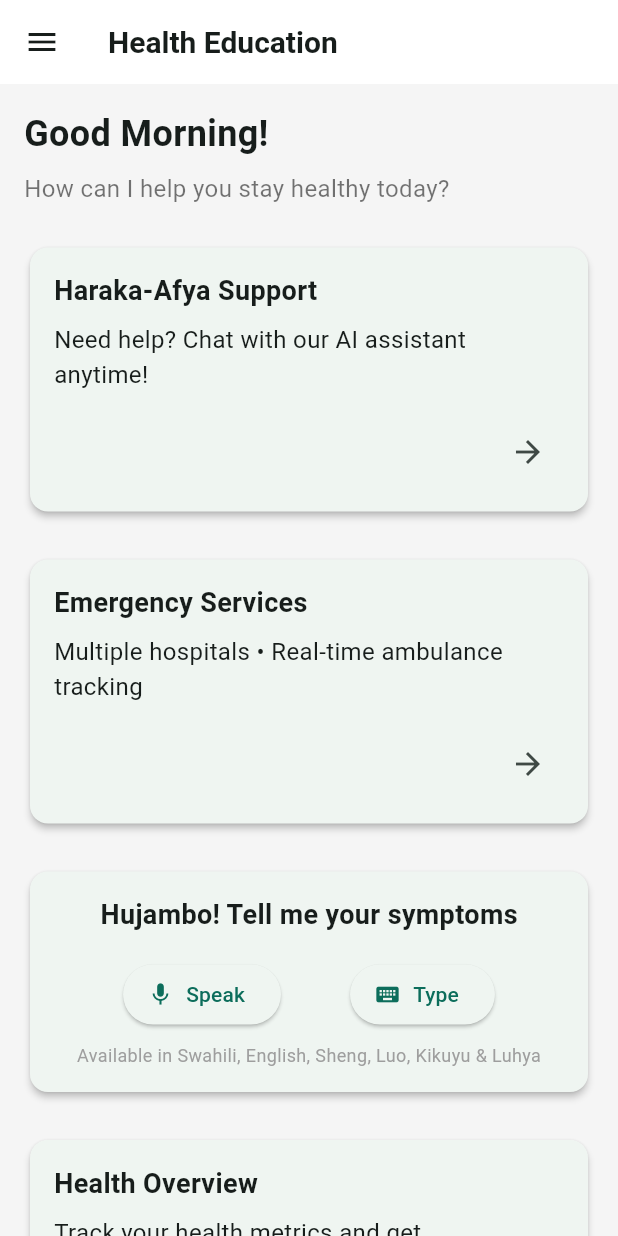
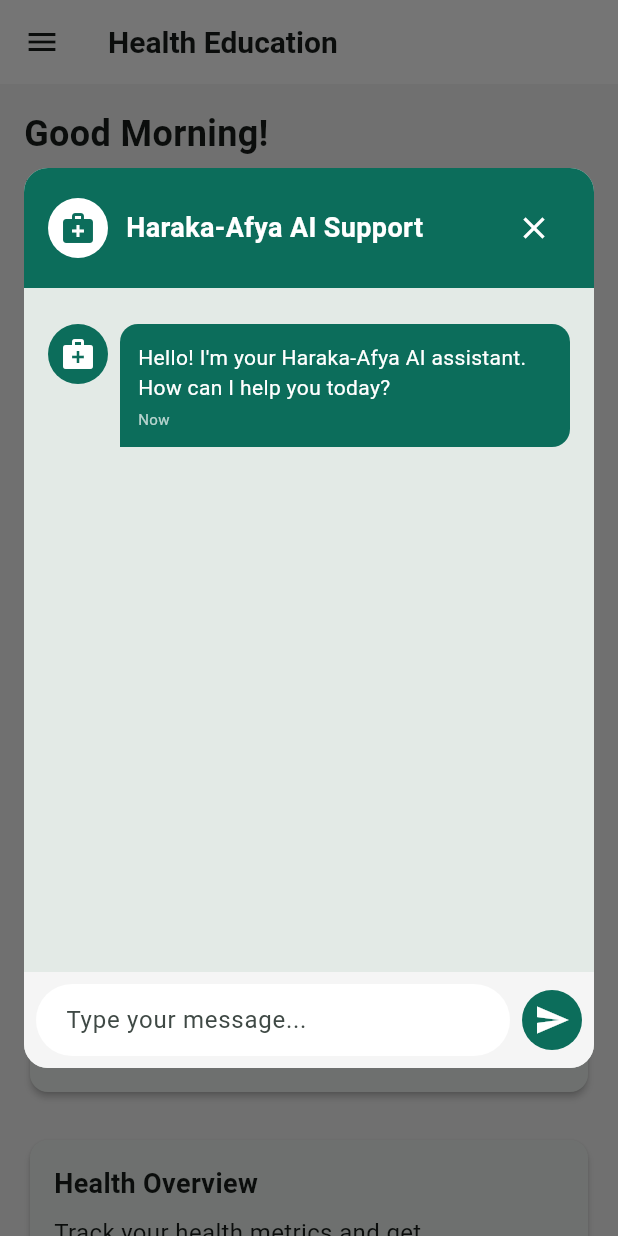
Before and after one commit to JuniorCarti/Haraka-Afya_AI, a Flutter app: the HomeContent widget shown alone on an empty page, opened directly, after a tap on the "arrow forward" icon, on a phone screen of 412 x 824 dp. Run offline on Flutter 3.47's test engine with Material 3 defaults, Android fonts, the light colour scheme and no system bars; our stand-ins replace firebase_auth, firebase_core, flutter_svg, google_sign_in, shared_preferences, smooth_page_indicator; accounts and stored records are empty.

Commit message:
Add popup WhatsApp-style chat assistant triggered from AI support card on home screen

```diff
--- /dev/null
+++ b/lib/features/chat/ai_assistant_popup.dart
@@ -0,0 +1,246 @@
+// features/chat/ai_assistant_popup.dart
+import 'package:flutter/material.dart';
+
+class AIAssistantPopup extends StatefulWidget {
+  const AIAssistantPopup({super.key});
+
+  @override
+  State<AIAssistantPopup> createState() => _AIAssistantPopupState();
+}
+
+class _AIAssistantPopupState extends State<AIAssistantPopup> {
+  final TextEditingController _messageController = TextEditingController();
+  final List<ChatMessage> _messages = [
+    ChatMessage(
+      text: "Hello! I'm your Haraka-Afya AI assistant. How can I help you today?",
+      isUser: false,
+      time: "Now",
+    ),
+  ];
+
+  @override
+  void dispose() {
+    _messageController.dispose();
+    super.dispose();
+  }
+
+  @override
+  Widget build(BuildContext context) {
+    return Dialog(
+      insetPadding: const EdgeInsets.all(16),
+      shape: RoundedRectangleBorder(
+        borderRadius: BorderRadius.circular(16),
+      ),
+      child: Container(
+        constraints: const BoxConstraints(
+          maxHeight: 600,
+          maxWidth: 400,
+        ),
+        child: Column(
+          children: [
+            // Header
+            Container(
+              padding: const EdgeInsets.all(16),
+              decoration: BoxDecoration(
+                color: const Color(0xFF0C6D5B),
+                borderRadius: const BorderRadius.only(
+                  topLeft: Radius.circular(16),
+                  topRight: Radius.circular(16),
+                ),
+              ),
+              child: Row(
+                children: [
+                  const CircleAvatar(
+                    backgroundColor: Colors.white,
+                    child: Icon(Icons.medical_services, color: Color(0xFF0C6D5B)),
+                  ),
+                  const SizedBox(width: 12),
+                  const Expanded(
+                    child: Text(
+                      'Haraka-Afya AI Support',
+                      style: TextStyle(
+                        color: Colors.white,
+                        fontSize: 18,
+                        fontWeight: FontWeight.bold,
+                      ),
+                    ),
+                  ),
+                  IconButton(
+                    icon: const Icon(Icons.close, color: Colors.white),
+                    onPressed: () => Navigator.of(context).pop(),
+                  ),
+                ],
+              ),
+            ),
+
+            // Chat messages
+            Expanded(
+              child: ListView.builder(
+                padding: const EdgeInsets.all(16),
+                reverse: false,
+                itemCount: _messages.length,
+                itemBuilder: (context, index) {
+                  return _buildMessage(_messages[index]);
+                },
+              ),
+            ),
+
+            // Input area
+            Container(
+              padding: const EdgeInsets.all(8),
+              decoration: BoxDecoration(
+                color: Colors.grey[100],
+                borderRadius: const BorderRadius.only(
+                  bottomLeft: Radius.circular(16),
+                  bottomRight: Radius.circular(16),
+                ),
+              ),
+              child: Row(
+                children: [
+                  Expanded(
+                    child: TextField(
+                      controller: _messageController,
+                      decoration: InputDecoration(
+                        hintText: 'Type your message...',
+                        border: OutlineInputBorder(
+                          borderRadius: BorderRadius.circular(24),
+                          borderSide: BorderSide.none,
+                        ),
+                        filled: true,
+                        fillColor: Colors.white,
+                        contentPadding: const EdgeInsets.symmetric(
+                          horizontal: 16, vertical: 12),
+                        ),
+                      ),
+                    ),
+                  const SizedBox(width: 8),
+                  CircleAvatar(
+                    backgroundColor: const Color(0xFF0C6D5B),
+                    child: IconButton(
+                      icon: const Icon(Icons.send, color: Colors.white),
+                      onPressed: _sendMessage,
+                    ),
+                  ),
+                ],
+              ),
+            ),
+          ],
+        ),
+      ),
+    );
+  }
+
+  Widget _buildMessage(ChatMessage message) {
+    return Container(
+      margin: const EdgeInsets.symmetric(vertical: 8),
+      child: Row(
+        crossAxisAlignment: CrossAxisAlignment.start,
+        mainAxisAlignment: message.isUser
+            ? MainAxisAlignment.end
+            : MainAxisAlignment.start,
+        children: [
+          if (!message.isUser)
+            const CircleAvatar(
+              backgroundColor: Color(0xFF0C6D5B),
+              child: Icon(Icons.medical_services, color: Colors.white),
+            ),
+          if (!message.isUser) const SizedBox(width: 8),
+          Flexible(
+            child: Container(
+              padding: const EdgeInsets.all(12),
+              decoration: BoxDecoration(
+                color: message.isUser
+                    ? const Color(0xFF0C6D5B).withOpacity(0.1)
+                    : const Color(0xFF0C6D5B),
+                borderRadius: BorderRadius.only(
+                  topLeft: const Radius.circular(12),
+                  topRight: const Radius.circular(12),
+                  bottomLeft: Radius.circular(message.isUser ? 12 : 0),
+                  bottomRight: Radius.circular(message.isUser ? 0 : 12),
+                ),
+              ),
+              child: Column(
+                crossAxisAlignment: CrossAxisAlignment.start,
+                children: [
+                  Text(
+                    message.text,
+                    style: TextStyle(
+                      color: message.isUser ? Colors.black : Colors.white,
+                    ),
+                  ),
+                  const SizedBox(height: 4),
+                  Text(
+                    message.time,
+                    style: TextStyle(
+                      color: message.isUser ? Colors.grey : Colors.white70,
+                      fontSize: 10,
+                    ),
+                  ),
+                ],
+              ),
+            ),
+          ),
+          if (message.isUser) const SizedBox(width: 8),
+          if (message.isUser)
+            const CircleAvatar(
+              backgroundColor: Colors.grey,
+              child: Icon(Icons.person, color: Colors.white),
+            ),
+        ],
+      ),
+    );
+  }
+
+  void _sendMessage() {
+    if (_messageController.text.trim().isEmpty) return;
+
+    setState(() {
+      _messages.add(ChatMessage(
+        text: _messageController.text,
+        isUser: true,
+        time: "Just now",
+      ));
+
+      // Simulate AI response after 1 second
+      Future.delayed(const Duration(seconds: 1), () {
+        setState(() {
+          _messages.add(ChatMessage(
+            text: _getAIResponse(_messageController.text),
+            isUser: false,
+            time: "Now",
+          ));
+        });
+      });
+
+      _messageController.clear();
+    });
+  }
+
+  String _getAIResponse(String message) {
+    message = message.toLowerCase();
+
+    if (message.contains('hello') || message.contains('hi')) {
+      return "Hello! How can I assist you with your health today?";
+    } else if (message.contains('malaria')) {
+      return "Malaria is a serious disease. Common symptoms include fever, chills, and headache. Have you been experiencing any of these?";
+    } else if (message.contains('hospital') || message.contains('doctor')) {
+      return "I can help you find nearby hospitals. Would you like me to show hospitals in your area?";
+    } else if (message.contains('symptom')) {
+      return "Please describe your symptoms and I'll try to help. Remember, I'm not a substitute for professional medical advice.";
+    } else {
+      return "Thank you for your message. I'm here to help with health-related questions. Could you please provide more details?";
+    }
+  }
+}
+
+class ChatMessage {
+  final String text;
+  final bool isUser;
+  final String time;
+
+  ChatMessage({
+    required this.text,
+    required this.isUser,
+    required this.time,
+  });
+}
--- a/lib/screens/home_screen.dart
+++ b/lib/screens/home_screen.dart
@@ -5,6 +5,7 @@ import 'package:haraka_afya_ai/features/learn_page.dart';
 import 'package:haraka_afya_ai/features/symptoms_page.dart';
 import 'package:haraka_afya_ai/features/hospitals_page.dart';
 import 'package:haraka_afya_ai/features/profile_page.dart';
+import 'package:haraka_afya_ai/features/chat/ai_assistant_popup.dart';
 
 class HomeScreen extends StatefulWidget {
   const HomeScreen({super.key});
@@ -137,7 +138,7 @@ class HomeContent extends StatelessWidget {
                 const SizedBox(height: 24),
 
                 // AI Assistant Card
-                _buildAIAssistantCard(),
+                _buildAIAssistantCard(context),
                 const SizedBox(height: 24),
 
                 // Emergency Services
@@ -344,7 +345,7 @@ class HomeContent extends StatelessWidget {
     );
   }
 
-  Widget _buildAIAssistantCard() {
+  Widget _buildAIAssistantCard(BuildContext context) {
   return Card(
     elevation: 2,
     shape: RoundedRectangleBorder(
@@ -372,7 +373,12 @@ class HomeContent extends StatelessWidget {
             alignment: Alignment.centerRight,
             child: IconButton(
               icon: const Icon(Icons.arrow_forward),
-                onPressed: () {},
+              onPressed: () {
+                showDialog(
+                  context: context,
+                  builder: (context) => const AIAssistantPopup(),
+                );
+              },
             ),
           ),
         ],
```
Lines whose indentation alone changed are shown as unchanged.
